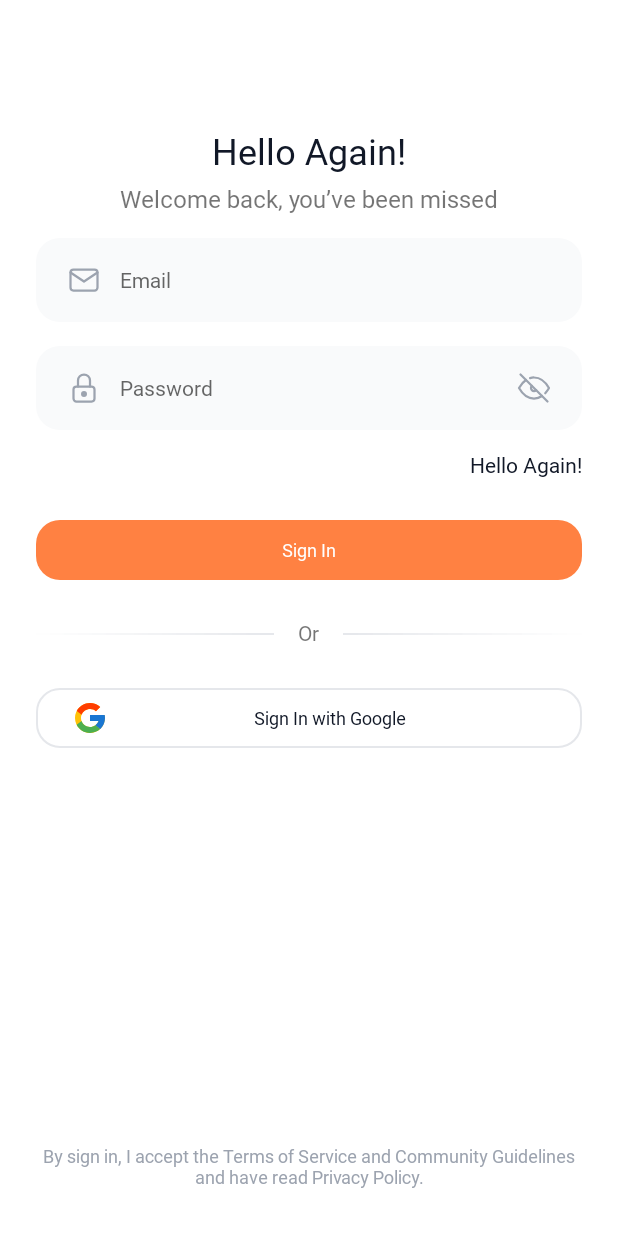
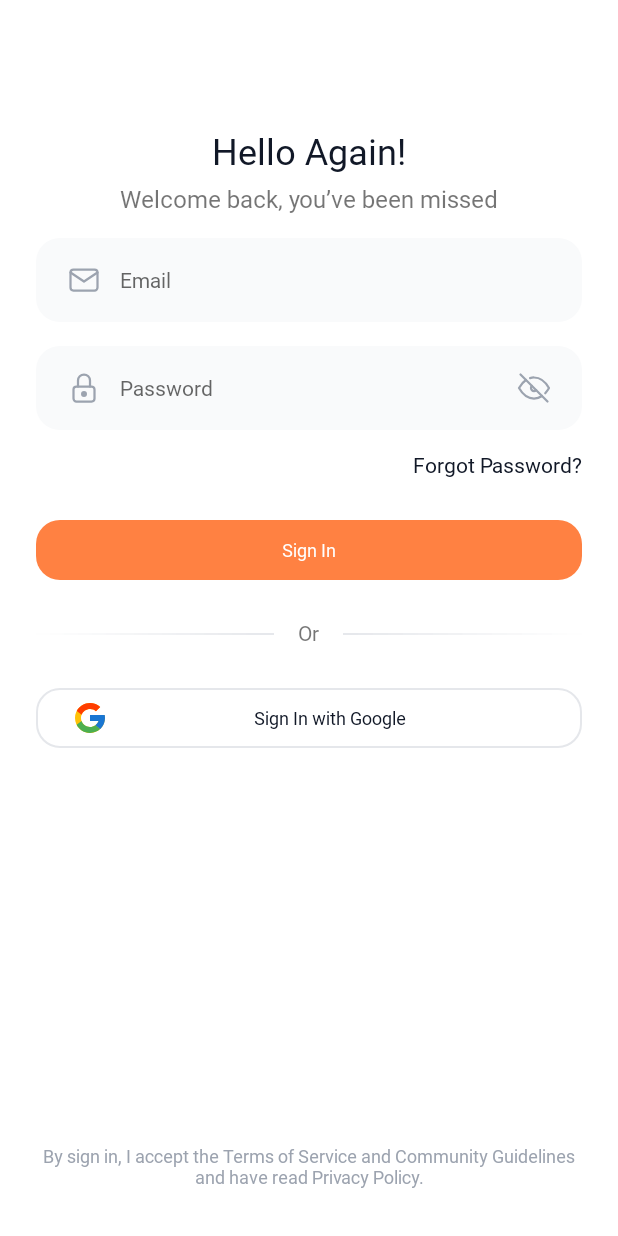
Before and after one commit to ted3x/Evenline, an Android app: the fragment SignInFragment placed in its activity, on a phone screen of 412 x 824 dp. Run offline under Robolectric (Android 15) with nearby library versions, the phone set to English and light mode, and no system bars; our stand-ins replace Dagger/Hilt's generated code, Firebase (no records; nobody signed in at launch, a user with empty details on screens opened directly); libraries missing offline, so code that uses them is left out: com.github.terrakok.cicerone; 2 statements that could not run were skipped.

```diff
--- a/app/src/main/res/layout/fragment_sign_in.xml
+++ b/app/src/main/res/layout/fragment_sign_in.xml
@@ -1,7 +1,7 @@
 <?xml version="1.0" encoding="utf-8"?><!--
-  ~ Created by Tedo Manvelidze(ted3x) on 6/25/23, 5:54 PM
+  ~ Created by Tedo Manvelidze(ted3x) on 6/25/23, 6:22 PM
   ~ Copyright (c) 2023 . All rights reserved.
-  ~ Last modified 6/25/23, 5:53 PM
+  ~ Last modified 6/25/23, 6:22 PM
   -->
 
 <ScrollView xmlns:android="http://schemas.android.com/apk/res/android"
@@ -50,6 +50,7 @@
             android:layout_marginTop="@dimen/dimen_p_16"
             android:drawableStart="@drawable/ic_mail"
             android:hint="@string/sign_up_email"
+            android:inputType="textEmailAddress"
             app:layout_constraintTop_toBottomOf="@id/signInDescription" />
 
         <ge.ted3x.evenline.components.InputField
@@ -58,6 +59,7 @@
             android:layout_width="match_parent"
             android:layout_marginTop="@dimen/dimen_p_16"
             android:hint="@string/sign_up_password"
+            android:maxLength="32"
             app:layout_constraintTop_toBottomOf="@id/signInEmail" />
 
         <TextView
@@ -67,7 +69,7 @@
             android:layout_height="wrap_content"
             android:layout_marginTop="@dimen/dimen_p_16"
             android:gravity="center"
-            android:text="@string/sign_in_title"
+            android:text="@string/sign_in_forgot_password"
             android:textColor="@color/color_grayscale_900"
             app:layout_constraintEnd_toEndOf="parent"
             app:layout_constraintTop_toBottomOf="@id/signInPassword" />
--- a/app/src/main/res/layout/fragment_sign_up.xml
+++ b/app/src/main/res/layout/fragment_sign_up.xml
@@ -1,7 +1,7 @@
 <?xml version="1.0" encoding="utf-8"?><!--
-  ~ Created by Tedo Manvelidze(ted3x) on 6/22/23, 9:36 PM
+  ~ Created by Tedo Manvelidze(ted3x) on 6/25/23, 6:22 PM
   ~ Copyright (c) 2023 . All rights reserved.
-  ~ Last modified 6/22/23, 9:31 PM
+  ~ Last modified 6/25/23, 6:22 PM
   -->
 
 <ScrollView xmlns:android="http://schemas.android.com/apk/res/android"
@@ -41,6 +41,7 @@
             style="@style/BaseInputField.Label"
             android:layout_width="match_parent"
             android:layout_marginTop="@dimen/dimen_p_16"
+            android:inputType="textEmailAddress"
             android:drawableStart="@drawable/ic_mail"
             android:hint="@string/sign_up_email"
             app:layout_constraintTop_toBottomOf="@id/signUpYourName" />
@@ -49,6 +50,7 @@
             android:id="@+id/signUpPassword"
             style="@style/BaseInputField.Password"
             android:layout_width="match_parent"
+            android:maxLength="32"
             android:layout_marginTop="@dimen/dimen_p_16"
             android:hint="@string/sign_up_password"
             app:layout_constraintTop_toBottomOf="@id/signUpEmail" />
--- a/app/src/main/res/values/strings.xml
+++ b/app/src/main/res/values/strings.xml
@@ -1,7 +1,7 @@
 <!--
-  ~ Created by Tedo Manvelidze(ted3x) on 6/25/23, 5:54 PM
+  ~ Created by Tedo Manvelidze(ted3x) on 6/25/23, 6:22 PM
   ~ Copyright (c) 2023 . All rights reserved.
-  ~ Last modified 6/25/23, 5:36 PM
+  ~ Last modified 6/25/23, 6:22 PM
   -->
 
 <resources>
@@ -26,4 +26,5 @@
     <string name="sign_in_with_google">Sign In with Google</string>
     <string name="sign_in_terms">By sign in, I accept the Terms of Service and Community Guidelines and have read Privacy Policy.</string>
     <string name="auth_continue_with_email">Continue with Email</string>
+    <string name="sign_in_forgot_password">Forgot Password?</string>
 </resources>
```
Also changed, not shown: app/src/main/java/ge/ted3x/evenline/components/InputField.kt (+30 -6 lines).
